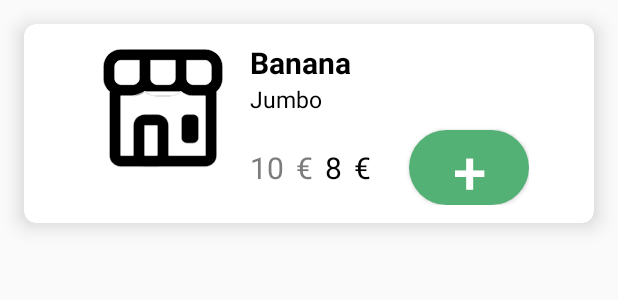
After one commit to AIex21/BargainBuddy, an Android app: the layout item_promo.xml on its own in the app's theme, with its tools: preview values and no code run, on a phone screen of 412 x 824 dp. The commit adds this screen. Shown: the top 300 px of the screen. Run offline under Robolectric (Android 15) with nearby library versions, the phone set to English and light mode, and no system bars.

Commit message:
Implemented for you page

```diff
--- a/app/build.gradle.kts
+++ b/app/build.gradle.kts
@@ -43,6 +43,9 @@ dependencies {
     implementation("com.google.firebase:firebase-inappmessaging:20.4.0")
     implementation("com.google.firebase:firebase-database:20.3.0")
     implementation("com.google.firebase:firebase-storage:20.3.0")
+    implementation("androidx.gridlayout:gridlayout:1.0.0")
+    implementation("com.google.firebase:firebase-firestore:24.10.0")
+    implementation("com.squareup.picasso:picasso:2.8")
     testImplementation("junit:junit:4.13.2")
     androidTestImplementation("androidx.test.ext:junit:1.1.5")
     androidTestImplementation("androidx.test.espresso:espresso-core:3.5.1")
--- /dev/null
+++ b/app/src/main/res/layout/item_promo.xml
@@ -0,0 +1,124 @@
+<?xml version="1.0" encoding="utf-8"?>
+<androidx.cardview.widget.CardView
+    xmlns:android="http://schemas.android.com/apk/res/android"
+    android:layout_width="match_parent"
+    android:layout_height="wrap_content"
+    xmlns:app="http://schemas.android.com/apk/res-auto"
+    app:cardElevation="8dp"
+    app:cardCornerRadius="8dp"
+    android:layout_margin="16dp">
+
+    <LinearLayout
+        android:layout_width="wrap_content"
+        android:layout_height="wrap_content"
+        android:layout_marginVertical="6dp"
+        android:orientation="horizontal"
+        android:layout_gravity="center">
+
+        <ImageView
+            android:id="@+id/imageItem"
+            android:layout_width="100dp"
+            android:layout_height="100dp"
+            android:src="@drawable/icon_for_you" />
+
+        <LinearLayout
+            android:layout_width="wrap_content"
+            android:layout_height="wrap_content"
+            android:layout_marginVertical="6dp"
+            android:orientation="vertical"
+            android:layout_gravity="center">
+
+            <LinearLayout
+                android:layout_width="wrap_content"
+                android:layout_height="wrap_content"
+                android:layout_gravity="center_vertical"
+                android:orientation="horizontal">
+
+                <TextView
+                    android:layout_width="wrap_content"
+                    android:layout_height="wrap_content"
+                    android:id="@+id/title"
+                    android:layout_marginStart="8dp"
+                    android:text="Banana"
+                    android:textColor="@color/black"
+                    android:textSize="20sp"
+                    android:textStyle="bold"/>
+
+
+            </LinearLayout>
+
+            <LinearLayout
+                android:layout_width="wrap_content"
+                android:layout_height="wrap_content"
+                android:layout_gravity="center_vertical"
+                android:orientation="horizontal">
+
+                <TextView
+                    android:layout_width="wrap_content"
+                    android:layout_height="wrap_content"
+                    android:id="@+id/store"
+                    android:layout_marginStart="8dp"
+                    android:text="Jumbo"
+                    android:textColor="@color/black"
+                    android:textSize="15sp"/>
+
+            </LinearLayout>
+
+            <LinearLayout
+                android:layout_width="wrap_content"
+                android:layout_height="wrap_content"
+                android:layout_gravity="center_vertical"
+                android:orientation="horizontal">
+
+                <TextView
+                    android:layout_width="wrap_content"
+                    android:layout_height="wrap_content"
+                    android:id="@+id/previousPrice"
+                    android:layout_marginStart="8dp"
+                    android:text="10"
+                    android:textColor="@color/apps_secondary_item"
+                    android:textSize="20sp"/>
+
+                <TextView
+                    android:layout_width="wrap_content"
+                    android:layout_height="wrap_content"
+                    android:layout_marginStart="8dp"
+                    android:text="€"
+                    android:textColor="@color/apps_secondary_item"
+                    android:textSize="20sp"/>
+
+                <TextView
+                    android:layout_width="wrap_content"
+                    android:layout_height="wrap_content"
+                    android:id="@+id/newPrice"
+                    android:layout_marginStart="8dp"
+                    android:text="8"
+                    android:textColor="@color/black"
+                    android:textSize="20sp"/>
+
+                <TextView
+                    android:layout_width="wrap_content"
+                    android:layout_height="wrap_content"
+                    android:layout_marginStart="8dp"
+                    android:text="€"
+                    android:textColor="@color/black"
+                    android:textSize="20sp"/>
+
+                <Button
+                    android:id="@+id/upload_button"
+                    android:layout_width="80dp"
+                    android:layout_height="50dp"
+                    android:layout_marginTop="10dp"
+                    android:layout_marginStart="25dp"
+                    android:background="@drawable/round_green_button"
+                    android:text="@string/plus"
+                    android:textColor="#fff"
+                    android:textSize="40dp"/>
+
+            </LinearLayout>
+
+        </LinearLayout>
+
+
+    </LinearLayout>
+</androidx.cardview.widget.CardView>
--- a/app/src/main/res/values/colors.xml
+++ b/app/src/main/res/values/colors.xml
@@ -3,4 +3,5 @@
     <color name="black">#FF000000</color>
     <color name="white">#FFFFFFFF</color>
     <color name="apps_green">#53B175</color>
+    <color name="apps_secondary_item">#7C7C7C</color>
 </resources>
--- a/app/src/main/res/values/strings.xml
+++ b/app/src/main/res/values/strings.xml
@@ -28,6 +28,8 @@
     <string name="upload">Upload</string>
     <string name="add_image">Add Image</string>
     <string name="upload_image">upload image</string>
+    <string name="offers_for_you">Offers for you</string>
+    <string name="plus">+</string>
 
     <string-array name="category">
         <item>Choose category</item>
@@ -36,6 +38,7 @@
         <item>Meat and Fish</item>
         <item>Bakery and Snacks</item>
         <item>Dairy and Eggs</item>
+        <item>Pasta and Grains</item>
         <item>Beverages</item>
         <item>Organic</item>
         <item>Baskets</item>
```
Also changed, not shown: app/src/main/java/com/example/bargainbuddy/AdapterForRecyclerView.java (added, +72 -0 lines), app/src/main/java/com/example/bargainbuddy/ForYouFragment.java (+70 -1 lines), app/src/main/res/layout/fragment_for_you.xml (+26 -4 lines).
